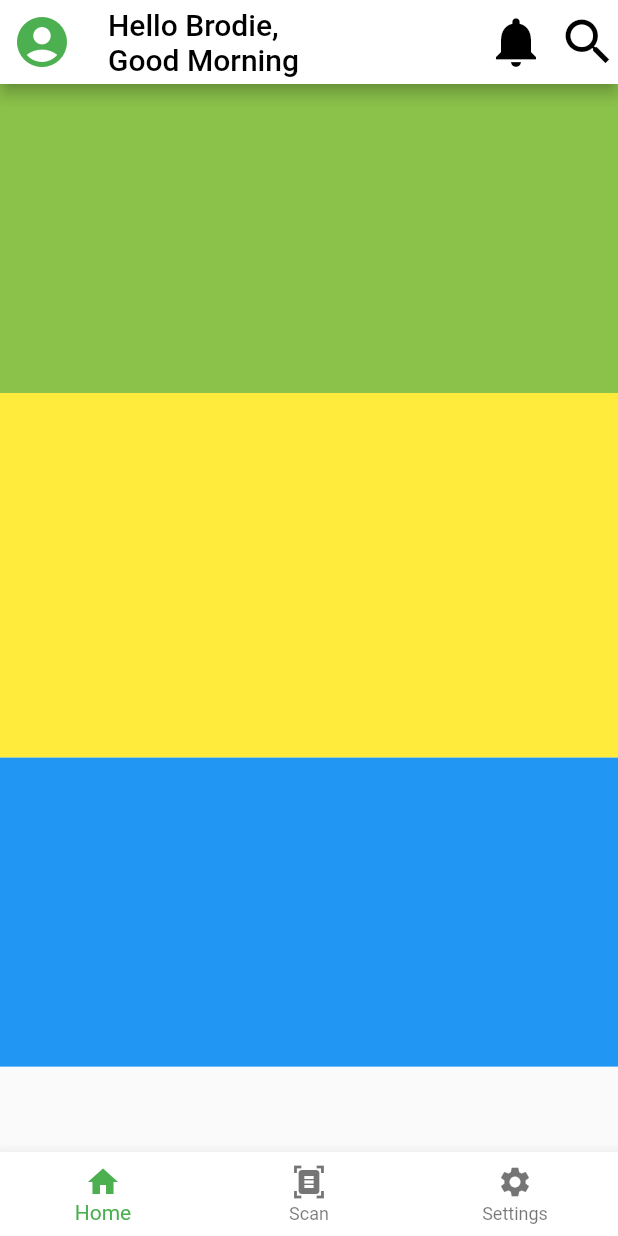
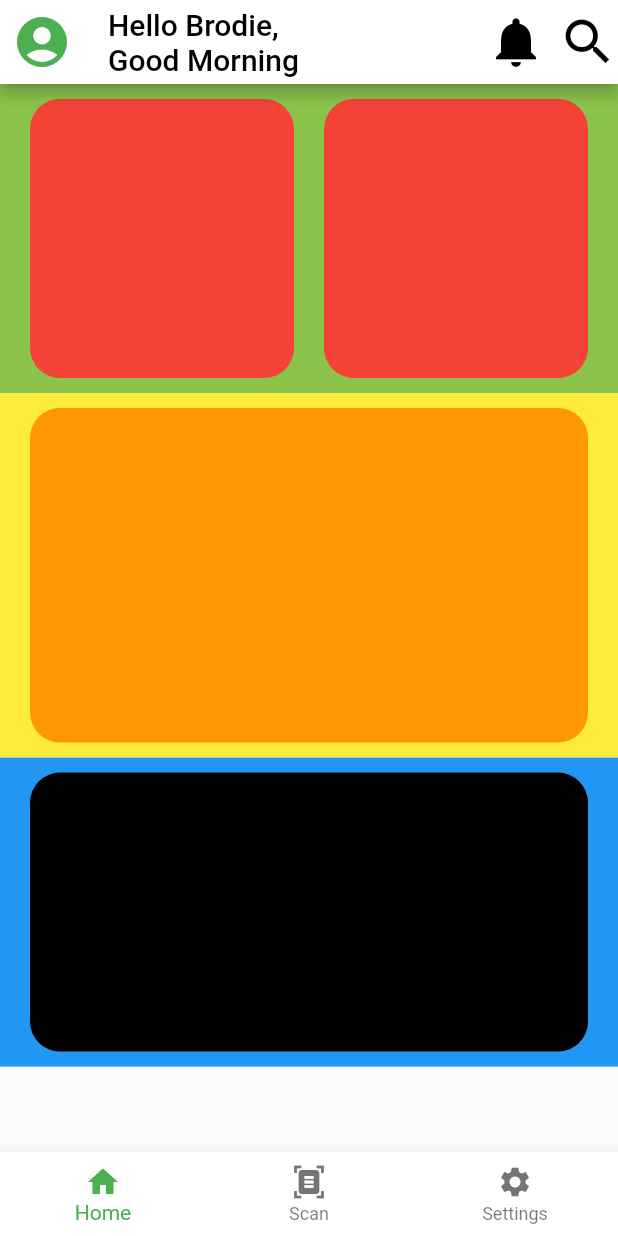
Before and after one commit to SimonOmalley/taswasteapptest, a Flutter app: the screen it shows after launch, on a phone screen of 412 x 824 dp. Run offline on Flutter 3.47's test engine with Material 2 defaults, Android fonts, the phone set to English and light mode, and no system bars.

Commit message:
Columns and Rows formatting and adding child Containers

```diff
--- a/lib/Dashboard.dart
+++ b/lib/Dashboard.dart
@@ -21,8 +21,33 @@ class Home extends State<MyHome> {
                 Container(
                   height: MediaQuery.of(context).size.height * 0.25,
                   width: MediaQuery.of(context).size.width,
-                  padding: EdgeInsets.all(20.0),
+                  padding: EdgeInsets.all(10.0),
                   color: Colors.lightGreen,
+                  child: Row(
+                    mainAxisSize: MainAxisSize.min,
+                    crossAxisAlignment: CrossAxisAlignment.center,
+                    mainAxisAlignment: MainAxisAlignment.spaceEvenly,
+                    children: [
+                      Expanded(
+                        child: Container(
+                          margin: new EdgeInsets.symmetric(horizontal: 10.0),
+                          decoration: BoxDecoration(
+                              color: Colors.red,
+                              borderRadius:
+                                  BorderRadius.all(Radius.circular(20))),
+                        ),
+                      ),
+                      Expanded(
+                        child: Container(
+                          margin: new EdgeInsets.symmetric(horizontal: 10.0),
+                          decoration: BoxDecoration(
+                              color: Colors.red,
+                              borderRadius:
+                                  BorderRadius.all(Radius.circular(20))),
+                        ),
+                      )
+                    ],
+                  ),
                 ),
               ],
             ),
@@ -31,10 +56,16 @@ class Home extends State<MyHome> {
                 Container(
                   height: MediaQuery.of(context).size.height * 0.295,
                   width: MediaQuery.of(context).size.width,
-                  padding: EdgeInsets.all(20.0),
+                  padding: EdgeInsets.all(10.0),
                   alignment: Alignment.centerRight,
                   decoration: BoxDecoration(
                     color: Colors.yellow,
+                  ),
+                  child: Container(
+                    margin: new EdgeInsets.symmetric(horizontal: 10.0),
+                    decoration: BoxDecoration(
+                        color: Colors.orange,
+                        borderRadius: BorderRadius.all(Radius.circular(20))),
                   ),
                 )
               ],
@@ -44,9 +75,15 @@ class Home extends State<MyHome> {
                 Container(
                   height: MediaQuery.of(context).size.height * 0.25,
                   width: MediaQuery.of(context).size.width,
-                  padding: EdgeInsets.all(20.0),
+                  padding: EdgeInsets.all(10.0),
                   decoration: BoxDecoration(
                     color: Colors.blue,
+                  ),
+                  child: Container(
+                    margin: new EdgeInsets.symmetric(horizontal: 10.0),
+                    decoration: BoxDecoration(
+                        color: Colors.black,
+                        borderRadius: BorderRadius.all(Radius.circular(20))),
                   ),
                 ),
               ],
@@ -104,7 +141,7 @@ class Home extends State<MyHome> {
         ],
       ),
       body: Center(
-        child: _pages.elementAt(_selectedIndex), //New
+        child: _pages.elementAt(_selectedIndex),
       ),
       bottomNavigationBar: BottomNavigationBar(
         selectedItemColor: Colors.green,
```
